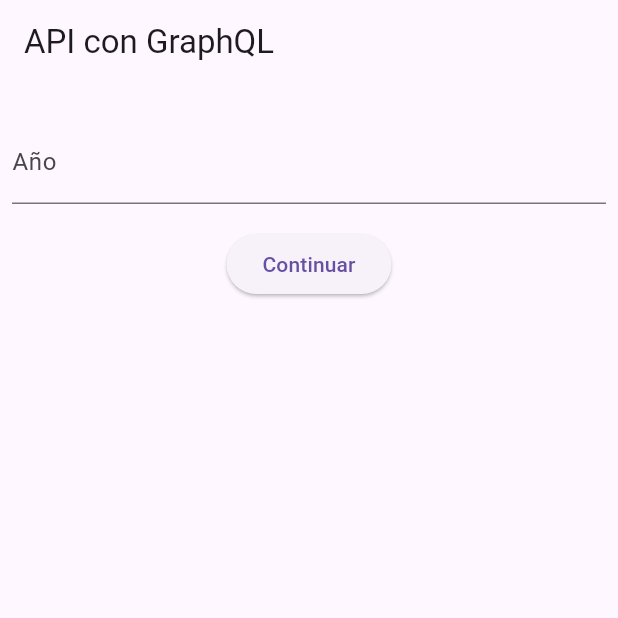
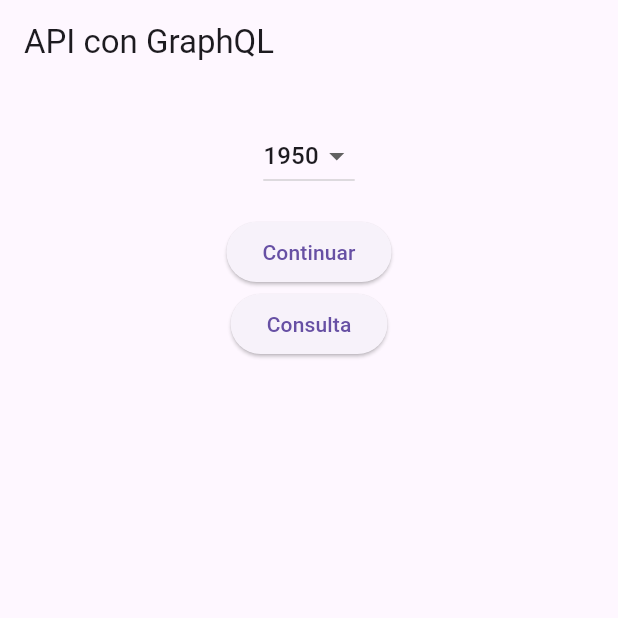
Before and after one commit to FelipeFranco97/FlutterGraphQL, a Flutter app: the screen it shows after launch, after a tap on "Continuar", on a phone screen of 412 x 824 dp, the top half of it. Run offline on Flutter 3.47's test engine with Material 3 defaults, Android fonts, the phone set to English and light mode, and no system bars; our stand-ins replace graphql_flutter, sqflite; accounts and stored records are empty; network calls fail.

Commit message:
BD, Consulta y Mejoras

```diff
--- a/lib/main.dart
+++ b/lib/main.dart
@@ -1,8 +1,13 @@
 import 'package:flutter/material.dart';
 import 'package:graphql_flutter/graphql_flutter.dart';
+import 'package:sqflite/sqflite.dart';
+import 'package:path/path.dart';
 
 void main() {
-  runApp(const MyApp());
+  runApp(const MaterialApp(
+    debugShowCheckedModeBanner: false,
+    home: MyApp(),
+  ));
 }
 
 class MyApp extends StatefulWidget {
@@ -17,11 +22,45 @@ class _MyAppState extends State<MyApp> {
   List<dynamic> drivers = [];
   bool showButton = true;
 
-  String year = "";
+  String selectedYear = '1950';
   int round = 0;
 
-  final TextEditingController _yearController = TextEditingController();
-  //final TextEditingController _roundController = TextEditingController();
+  List<String> years = [for (var i = 1950; i <= 2023; i += 1) '$i'];
+
+  late Future<Database> database;
+
+  @override
+  void initState() {
+    super.initState();
+    initDatabase();
+  }
+
+  Future<void> initDatabase() async {
+    database = openDatabase(
+      join(await getDatabasesPath(), 'drivers_database.db'),
+      onCreate: (db, version) {
+        return db.execute(
+          "CREATE TABLE drivers(year TEXT, name TEXT, nationality TEXT)",
+        );
+      },
+      version: 1,
+    );
+  }
+
+  Future<void> insertDriver(Map<String, dynamic> driver) async {
+    final Database db = await database;
+
+    await db.insert(
+      'drivers',
+      driver,
+      conflictAlgorithm: ConflictAlgorithm.replace,
+    );
+  }
+
+  Future<List<Map<String, dynamic>>> getDrivers() async {
+    final Database db = await database;
+    return await db.query('drivers');
+  }
 
   @override
   Widget build(BuildContext context) {
@@ -41,29 +80,29 @@ class _MyAppState extends State<MyApp> {
                 child: Column(
                   children: [
                     const SizedBox(height: 16.0),
-                    TextField(
-                      controller: _yearController,
-                      decoration: const InputDecoration(
-                        labelText: 'Año',
-                      ),
+                    DropdownButton<String>(
+                      value: selectedYear,
+                      onChanged: (String? newValue) {
+                        setState(() {
+                          selectedYear = newValue!;
+                        });
+                      },
+                      items: years.map<DropdownMenuItem<String>>((String value) {
+                        return DropdownMenuItem<String>(
+                          value: value,
+                          child: Text(value),
+                        );
+                      }).toList(),
                     ),
                     const SizedBox(height: 16.0),
-                    /* TextField(
-                      controller: _roundController,
-                      decoration: const InputDecoration(
-                        labelText: 'Ronda',
-                      ),
-                    ), */
                     ElevatedButton(
                       onPressed: () async {
                         setState(() {
                           isLoading = true;
                         });
 
-                        year = _yearController.text;
-                        // round = int.parse(_roundController.text);
-
-                        final HttpLink httpLink = HttpLink('https://rest-to-graphql-api-f1.vercel.app/graphql');
+                        final HttpLink httpLink = HttpLink(
+                            'https://rest-to-graphql-api-f1.vercel.app/graphql');
 
                         final GraphQLClient client = GraphQLClient(
                           link: httpLink,
@@ -74,7 +113,7 @@ class _MyAppState extends State<MyApp> {
                           QueryOptions(
                             document: gql(getF1Query),
                             variables: {
-                              'year': year,
+                              'year': selectedYear,
                               'round': 1,
                             },
                           ),
@@ -84,9 +123,79 @@ class _MyAppState extends State<MyApp> {
                           isLoading = false;
                           drivers = result.data!['driversYearAndRound'];
                           showButton = false;
+
+                          for (var driver in drivers) {
+                            insertDriver({
+                              'year': selectedYear,
+                              'name': driver['name'],
+                              'nationality': driver['nationality'],
+                            });
+                          }
                         });
                       },
                       child: const Text('Continuar'),
+                    ),
+                    ElevatedButton(
+                      onPressed: () async {
+                        final driversFromDb = await getDrivers();
+
+                        if (mounted) {
+                          showDialog(
+                            // ignore: use_build_context_synchronously
+                            context: context,
+                            builder: (BuildContext context) {
+                              return AlertDialog(
+                                title: const Text('Información DB'),
+                                content: SizedBox(
+                                  width: double.maxFinite,
+                                  height:
+                                      MediaQuery.of(context).size.height * 0.7,
+                                  child: GridView.builder(
+                                    shrinkWrap: true,
+                                    gridDelegate:
+                                        const SliverGridDelegateWithFixedCrossAxisCount(
+                                      crossAxisCount: 1,
+                                      mainAxisSpacing: 3,
+                                      crossAxisSpacing: 3,
+                                      childAspectRatio:
+                                          5,
+                                    ),
+                                    itemCount: driversFromDb.length,
+                                    itemBuilder: (context, index) {
+                                      final driver = driversFromDb[index];
+                                      return Row(
+                                        children: [
+                                          Expanded(
+                                            child:
+                                                Text('${driver['year']}'),
+                                          ),
+                                          Expanded(
+                                            child: Text(
+                                                '${driver['name']}'),
+                                          ),
+                                          Expanded(
+                                            child: Text(
+                                                '${driver['nationality']}'),
+                                          ),
+                                        ],
+                                      );
+                                    },
+                                  ),
+                                ),
+                                actions: [
+                                  TextButton(
+                                    child: const Text('Cerrar'),
+                                    onPressed: () {
+                                      Navigator.of(context).pop();
+                                    },
+                                  ),
+                                ],
+                              );
+                            },
+                          );
+                        }
+                      },
+                      child: const Text('Consulta'),
                     ),
                   ],
                 ),
@@ -108,6 +217,16 @@ class _MyAppState extends State<MyApp> {
                   },
                 ),
               ),
+            if (!showButton)
+              ElevatedButton(
+                onPressed: () {
+                  setState(() {
+                    showButton = true;
+                    drivers.clear();
+                  });
+                },
+                child: const Text('Regresar para elegir otro año'),
+              ),
           ],
         ),
       ),
--- a/pubspec.yaml
+++ b/pubspec.yaml
@@ -30,6 +30,7 @@ environment:
 dependencies:
   flutter:
     sdk: flutter
+  sqflite: any
 
 
   # The following adds the Cupertino Icons font to your application.
@@ -37,6 +38,7 @@ dependencies:
   cupertino_icons: ^1.0.6
   graphql_flutter: ^5.1.2
   ferry: ^0.11.2+1
+  path: ^1.9.0
 
 dev_dependencies:
   flutter_test:
```
Also changed, not shown: pubspec.lock, 1 other file.
